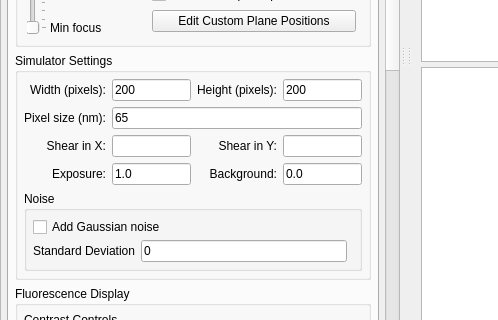
CISMM/MicroscopeSimulator2, file apps/MicroscopeSimulator/MicroscopeSimulator.ui: the form before one commit; both pictures show x 0 to 498 and y 335 to 655 of the 1102 by 753 pixel window.
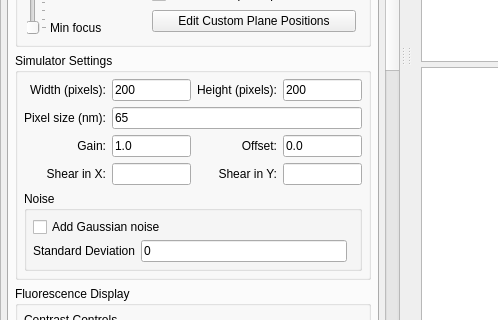
The form after the commit. Icons and pictures are not drawn. Custom widgets are drawn as their Qt base class.

Commit message: Changed term 'Exposure' to 'Gain' and 'Background Intensity' to 'Offset' to agree with camera manufacturer terminology.

Diff of the .ui file:
```diff
--- a/apps/MicroscopeSimulator/MicroscopeSimulator.ui
+++ b/apps/MicroscopeSimulator/MicroscopeSimulator.ui
@@ -196,7 +196,7 @@
         <property name="geometry">
          <rect>
           <x>0</x>
-          <y>-143</y>
+          <y>-156</y>
           <width>381</width>
           <height>1320</height>
          </rect>
@@ -758,46 +758,6 @@
                   </property>
                  </widget>
                 </item>
-                <item row="7" column="0">
-                 <widget class="QLabel" name="fluoroSimExposureLabel">
-                  <property name="text">
-                   <string>Exposure:</string>
-                  </property>
-                  <property name="alignment">
-                   <set>Qt::AlignRight|Qt::AlignTrailing|Qt::AlignVCenter</set>
-                  </property>
-                 </widget>
-                </item>
-                <item row="7" column="1">
-                 <widget class="QLineEdit" name="fluoroSimExposureEdit">
-                  <property name="text">
-                   <string>1.0</string>
-                  </property>
-                 </widget>
-                </item>
-                <item row="7" column="2">
-                 <widget class="QLabel" name="fluoroSimBackgroundIntensityLabel">
-                  <property name="toolTip">
-                   <string>Background intensity</string>
-                  </property>
-                  <property name="text">
-                   <string>Background:</string>
-                  </property>
-                  <property name="alignment">
-                   <set>Qt::AlignRight|Qt::AlignTrailing|Qt::AlignVCenter</set>
-                  </property>
-                 </widget>
-                </item>
-                <item row="7" column="3">
-                 <widget class="QLineEdit" name="fluoroSimBackgroundIntensityEdit">
-                  <property name="toolTip">
-                   <string>Background intensity</string>
-                  </property>
-                  <property name="text">
-                   <string>0.0</string>
-                  </property>
-                 </widget>
-                </item>
                 <item row="0" column="0">
                  <widget class="QLabel" name="fluoroSimImageWidthLabel">
                   <property name="toolTip">
@@ -844,6 +804,46 @@
                   </property>
                  </widget>
                 </item>
+                <item row="2" column="0">
+                 <widget class="QLabel" name="fluoroSimGainLabel">
+                  <property name="text">
+                   <string>Gain:</string>
+                  </property>
+                  <property name="alignment">
+                   <set>Qt::AlignRight|Qt::AlignTrailing|Qt::AlignVCenter</set>
+                  </property>
+                 </widget>
+                </item>
+                <item row="2" column="1">
+                 <widget class="QLineEdit" name="fluoroSimGainEdit">
+                  <property name="text">
+                   <string>1.0</string>
+                  </property>
+                 </widget>
+                </item>
+                <item row="2" column="2">
+                 <widget class="QLabel" name="fluoroSimOffsetLabel">
+                  <property name="toolTip">
+                   <string>Background intensity</string>
+                  </property>
+                  <property name="text">
+                   <string>Offset:</string>
+                  </property>
+                  <property name="alignment">
+                   <set>Qt::AlignRight|Qt::AlignTrailing|Qt::AlignVCenter</set>
+                  </property>
+                 </widget>
+                </item>
+                <item row="2" column="3">
+                 <widget class="QLineEdit" name="fluoroSimOffsetEdit">
+                  <property name="toolTip">
+                   <string>Background intensity</string>
+                  </property>
+                  <property name="text">
+                   <string>0.0</string>
+                  </property>
+                 </widget>
+                </item>
                </layout>
               </widget>
              </item>
```
The commit also changes 11 other files.
